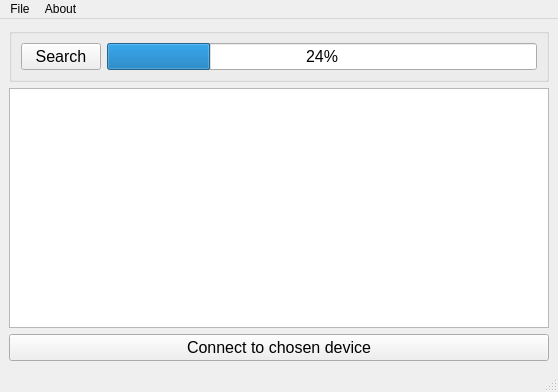
This is MainWindow.ui in 840922704/BLE_DMM_Client as Qt 5 draws it before an edit. The edited form follows.
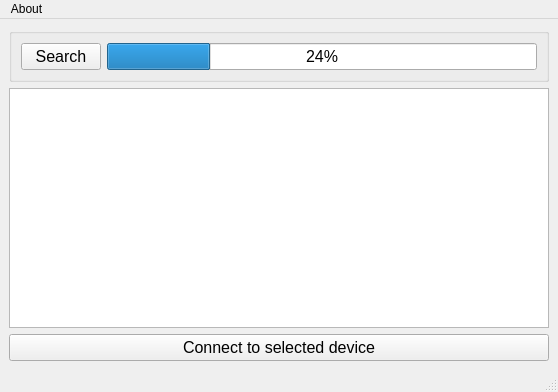
This is the edited form.

Commit message: change menu item

The edit to the form file:
```diff
--- a/MainWindow.ui
+++ b/MainWindow.ui
@@ -6,7 +6,7 @@
    <rect>
     <x>0</x>
     <y>0</y>
-    <width>455</width>
+    <width>558</width>
     <height>384</height>
    </rect>
   </property>
@@ -69,7 +69,7 @@
        </font>
       </property>
       <property name="text">
-       <string>Connect to chosen device</string>
+       <string>Connect to selected device</string>
       </property>
      </widget>
     </item>
@@ -80,23 +80,15 @@
     <rect>
      <x>0</x>
      <y>0</y>
-     <width>455</width>
+     <width>558</width>
      <height>22</height>
     </rect>
    </property>
-   <widget class="QMenu" name="menuFile">
-    <property name="title">
-     <string>File</string>
-    </property>
-    <addaction name="actionOpen"/>
-    <addaction name="actionSave"/>
-   </widget>
    <widget class="QMenu" name="menuAbout">
     <property name="title">
      <string>About</string>
     </property>
    </widget>
-   <addaction name="menuFile"/>
    <addaction name="menuAbout"/>
   </widget>
   <widget class="QStatusBar" name="statusbar"/>
```
Left out of the diff: 6 changed lines with no effect on the pictures.
